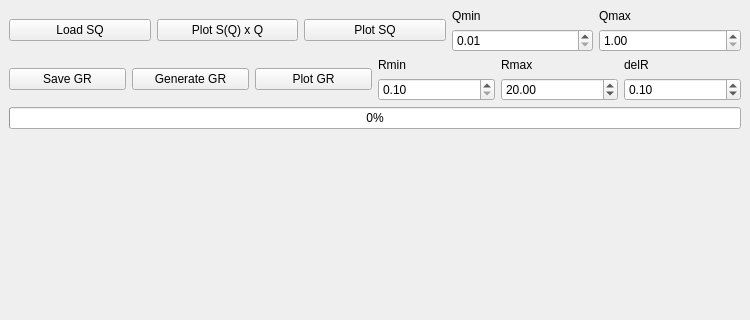
First picture: the form in designer/gui_fgr3.ui, repository neutrons/addie, before the edit; both pictures show x 0 to 750 and y 0 to 320 of the 750 by 800 pixel window.
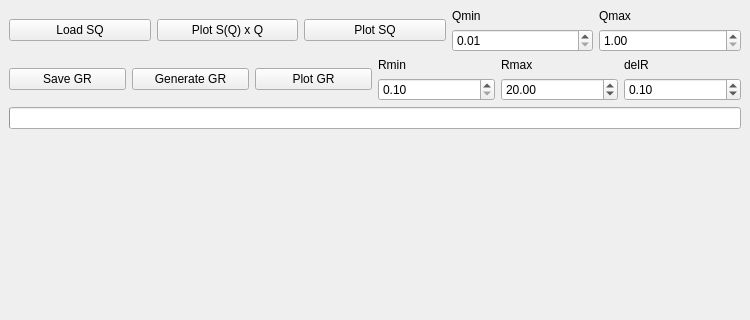
Second picture: the form after the edit. Icons and pictures are not drawn. Custom widgets are drawn as their Qt base class.

Commit message: Hide the text on the progress bar

Patch:
```diff
--- a/designer/gui_fgr3.ui
+++ b/designer/gui_fgr3.ui
@@ -206,6 +206,9 @@
       <property name="value">
        <number>0</number>
       </property>
+      <property name="textVisible">
+       <bool>false</bool>
+      </property>
      </widget>
     </item>
     <item>
```
